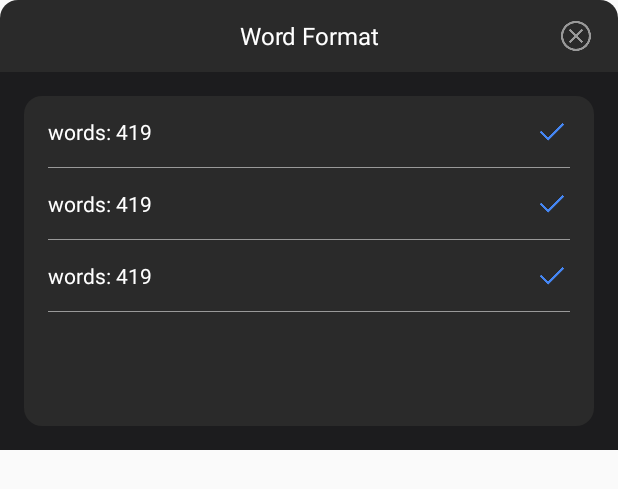
After one commit to devallever/TextCard, an Android app: the layout dialog_word_count_format.xml on its own in the app's theme, with its tools: preview values and no code run, on a phone screen of 412 x 824 dp. The commit adds this screen. Shown: the top 489 px of the screen. Run offline under Robolectric (Android 15) with nearby library versions, the phone set to English and light mode, and no system bars.

Commit message:
feature: change word count format

```diff
--- a/app/src/main/java/com/text/card/core/CardData.kt
+++ b/app/src/main/java/com/text/card/core/CardData.kt
@@ -9,7 +9,7 @@ class CardData {
     var title = ""
     var text = ""
     var author = ""
-    var wordCountFormatType = 0
+    var wordCountFormatType = WordCountFormat.FORMAT_COUNT_WORD
     var qrTitle = ""
     var qrDesc = ""
 
--- a/app/src/main/java/com/text/card/core/TextCardCore.kt
+++ b/app/src/main/java/com/text/card/core/TextCardCore.kt
@@ -65,6 +65,12 @@ object TextCardCore {
         }
     }
 
+    val wordCountFormatData = mutableListOf<WordFormatItem>().apply {
+        WordCountFormat.FORMAT_LIST.map {
+            add(WordFormatItem(it, it == cardData.wordCountFormatType))
+        }
+    }
+
     private const val KEY_CARD_DATA = "KEY_CARD_DATA"
 
     fun saveCardData() {
--- /dev/null
+++ b/app/src/main/java/com/text/card/core/WordFormatItem.kt
@@ -0,0 +1,4 @@
+package com.text.card.core
+
+data class WordFormatItem(val format: Int, var selected: Boolean) {
+}
--- /dev/null
+++ b/app/src/main/res/layout/dialog_word_count_format.xml
@@ -0,0 +1,54 @@
+<?xml version="1.0" encoding="utf-8"?>
+<androidx.constraintlayout.widget.ConstraintLayout xmlns:android="http://schemas.android.com/apk/res/android"
+    xmlns:app="http://schemas.android.com/apk/res-auto"
+    android:layout_width="match_parent"
+    android:layout_height="300dp"
+    xmlns:tools="http://schemas.android.com/tools"
+
+    android:background="@drawable/shape_dialog_bg">
+
+    <TextView
+        android:id="@+id/tvTitle"
+        android:layout_width="match_parent"
+        android:layout_height="48dp"
+        android:gravity="center"
+        android:text="@string/word_format"
+        android:textColor="@color/white"
+        android:textSize="16sp"
+        app:layout_constraintTop_toTopOf="parent" />
+
+    <ImageView
+        android:id="@+id/ivClose"
+        android:layout_width="44dp"
+        android:layout_height="44dp"
+        android:layout_marginEnd="6dp"
+        android:padding="10dp"
+        android:src="@drawable/icon_close"
+        android:tint="@color/color_999999"
+        app:layout_constraintBottom_toBottomOf="@+id/tvTitle"
+        app:layout_constraintRight_toRightOf="parent"
+        app:layout_constraintTop_toTopOf="@+id/tvTitle" />
+
+
+    <FrameLayout
+        android:background="@color/color_1c1c1e"
+        tools:listitem="@layout/rv_date_time_format"
+        app:layout_constraintTop_toBottomOf="@+id/tvTitle"
+        app:layout_constraintBottom_toBottomOf="parent"
+        android:layout_width="match_parent"
+        android:layout_height="0dp">
+
+    </FrameLayout>
+
+    <androidx.recyclerview.widget.RecyclerView
+        android:layout_margin="16dp"
+        android:id="@+id/rvDateFormat"
+        tools:itemCount="3"
+        android:background="@drawable/shape_date_time_format_rv_bg"
+        tools:listitem="@layout/rv_word_count_format"
+        app:layout_constraintTop_toBottomOf="@+id/tvTitle"
+        app:layout_constraintBottom_toBottomOf="parent"
+        android:layout_width="match_parent"
+        android:layout_height="0dp"/>
+
+</androidx.constraintlayout.widget.ConstraintLayout>
--- /dev/null
+++ b/app/src/main/res/layout/rv_word_count_format.xml
@@ -0,0 +1,36 @@
+<?xml version="1.0" encoding="utf-8"?>
+<androidx.constraintlayout.widget.ConstraintLayout xmlns:android="http://schemas.android.com/apk/res/android"
+    xmlns:app="http://schemas.android.com/apk/res-auto"
+    xmlns:tools="http://schemas.android.com/tools"
+    android:layout_width="match_parent"
+    android:layout_height="48dp">
+
+    <TextView
+        android:id="@+id/tvWordCount"
+        android:layout_width="match_parent"
+        android:layout_height="match_parent"
+        android:gravity="center_vertical"
+        android:paddingHorizontal="16dp"
+        android:text="words: 419"
+        android:textColor="@color/white" />
+
+    <ImageView
+        android:id="@+id/ivSelect"
+        android:layout_width="24dp"
+        android:layout_height="24dp"
+        android:layout_marginEnd="16dp"
+        android:src="@drawable/icon_tick"
+        android:tint="@color/googleBleu"
+        app:layout_constraintBottom_toBottomOf="parent"
+        app:layout_constraintRight_toRightOf="parent"
+        app:layout_constraintTop_toTopOf="parent" />
+
+    <View
+        android:id="@+id/line"
+        android:layout_width="match_parent"
+        android:layout_height="0.8dp"
+        android:layout_marginHorizontal="16dp"
+        android:background="@color/color_999999"
+        app:layout_constraintBottom_toBottomOf="parent" />
+
+</androidx.constraintlayout.widget.ConstraintLayout>
--- a/app/src/main/res/values/strings.xml
+++ b/app/src/main/res/values/strings.xml
@@ -7,4 +7,8 @@
     <string name="tab_bg_color">BGColor</string>
     <string name="symbol">Symbol</string>
     <string name="date_time_format"><![CDATA[Date & Time Format]]></string>
+    <string name="word_format_word_count">words: %s</string>
+    <string name="word_format_count_word">%s words</string>
+    <string name="word_format_count">%s</string>
+    <string name="word_format">Word Format</string>
 </resources>
```
Also changed, not shown: app/src/main/java/com/text/card/core/WordCountFormat.kt (added, +17 -0 lines), app/src/main/java/com/text/card/ui/EditActivity.kt (+15 -2 lines), app/src/main/java/com/text/card/ui/adapter/WordFormatAdapter.kt (added, +42 -0 lines), app/src/main/java/com/text/card/ui/dialog/WordCountFormatDialog.kt (added, +94 -0 lines).
